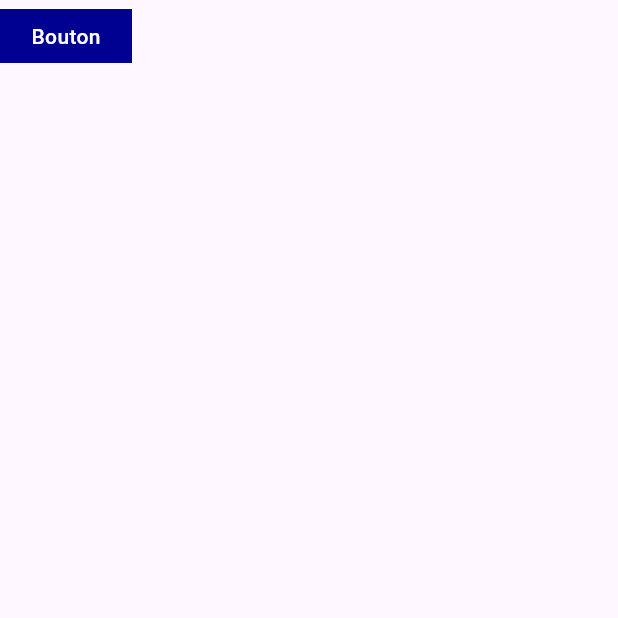
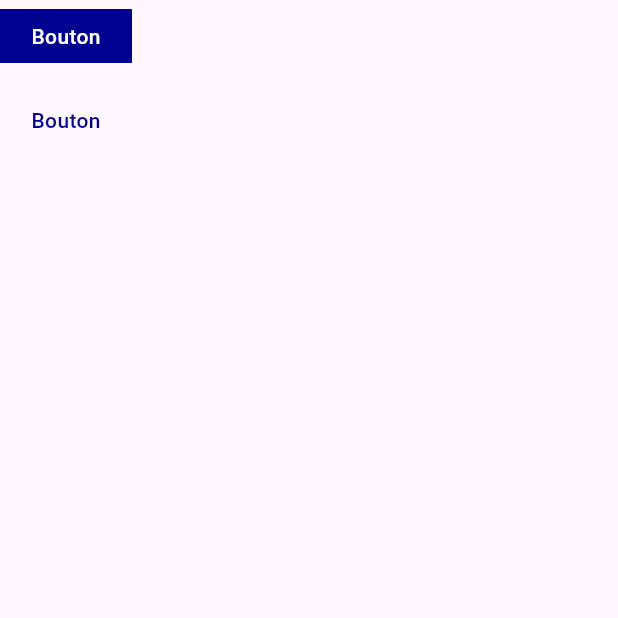
Before and after one commit to lsaudon/flutter-dsfr, a Flutter app: the screen it shows after launch, on a phone screen of 412 x 824 dp, the top half of it. Run offline on Flutter 3.47's test engine with Material 3 defaults, Android fonts, the phone set to English and light mode, and no system bars.

Commit message:
feat: amélioration du bouton

```diff
--- a/example/lib/main.dart
+++ b/example/lib/main.dart
@@ -41,7 +41,15 @@ class MyHomePage extends StatelessWidget {
   @override
   Widget build(BuildContext context) {
     return Scaffold(
-      body: SafeArea(child: Boutons(onPressed: () => {})),
+      body: SafeArea(
+        child: Column(
+          spacing: 8,
+          children: [
+            Boutons.primary(onPressed: () => {}),
+            Boutons.secondary(onPressed: () => {}),
+          ],
+        ),
+      ),
     );
   }
 }
--- a/lib/composants/boutons.dart
+++ b/lib/composants/boutons.dart
@@ -4,14 +4,49 @@ import 'package:flutter_dsfr/typographies/typographies.dart';
 
 // Dark/Light mode
 // Kind primary secondary tertiary
+// vérifier les couleurs, les gris, ...
 // disabled
 // focus
 // icones (gauche, droite, seul)
 
 class Boutons extends StatelessWidget {
+  final Color textColor;
+  final Color fillColor;
+  final Color hoverColor;
+  final Color splashColor;
+  final Color highlightColor;
   final void Function() onPressed;
 
-  const Boutons({super.key, required this.onPressed});
+  const Boutons._({
+    required this.onPressed,
+    required this.textColor,
+    required this.fillColor,
+    required this.hoverColor,
+    required this.splashColor,
+    required this.highlightColor,
+  });
+
+  factory Boutons.primary({required void Function() onPressed}) {
+    return Boutons._(
+      textColor: Colors.white,
+      fillColor: Couleurs.blueFranceSun113,
+      hoverColor: Couleurs.blueFranceSun113Hover,
+      splashColor: Couleurs.blueFranceSun113Active,
+      highlightColor: Couleurs.blueFranceSun113Active,
+      onPressed: onPressed,
+    );
+  }
+
+  factory Boutons.secondary({required void Function() onPressed}) {
+    return Boutons._(
+      textColor: Couleurs.blueFranceSun113,
+      fillColor: Colors.transparent,
+      hoverColor: Couleurs.grey1000Hover,
+      splashColor: Couleurs.grey1000Active,
+      highlightColor: Couleurs.grey1000Active,
+      onPressed: onPressed,
+    );
+  }
 
   @override
   Widget build(BuildContext context) {
@@ -22,15 +57,15 @@ class Boutons extends StatelessWidget {
       hoverElevation: 0,
       disabledElevation: 0,
       highlightElevation: 0,
-      fillColor: Couleurs.blueFranceSun113,
-      hoverColor: Couleurs.blueFranceSun113Hover,
-      splashColor: Couleurs.blueFranceSun113Active,
-      highlightColor: Couleurs.blueFranceSun113Active,
+      fillColor: fillColor,
+      hoverColor: hoverColor,
+      splashColor: splashColor,
+      highlightColor: highlightColor,
       child: Padding(
         padding: const EdgeInsets.symmetric(horizontal: 14, vertical: 8),
         child: Text(
           'Bouton',
-          style: TypographiesTextStyle.bodySmMedium(color: Colors.white),
+          style: TypographiesTextStyle.bodySmMedium(color: textColor),
         ),
       ),
     );
```
